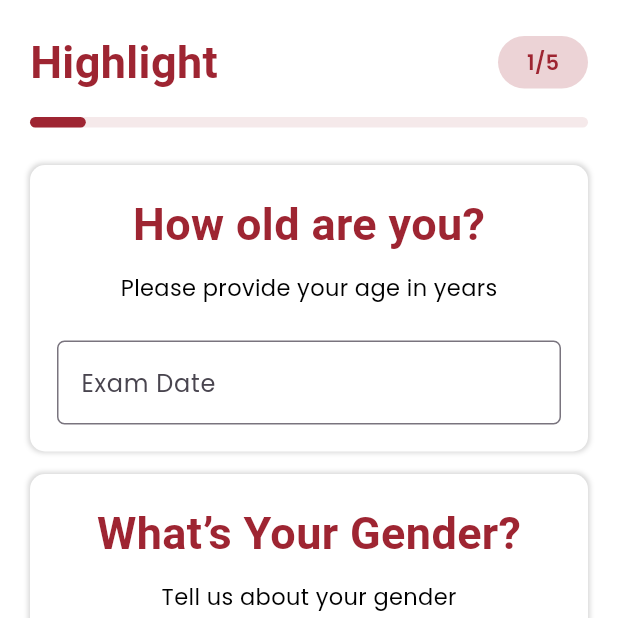
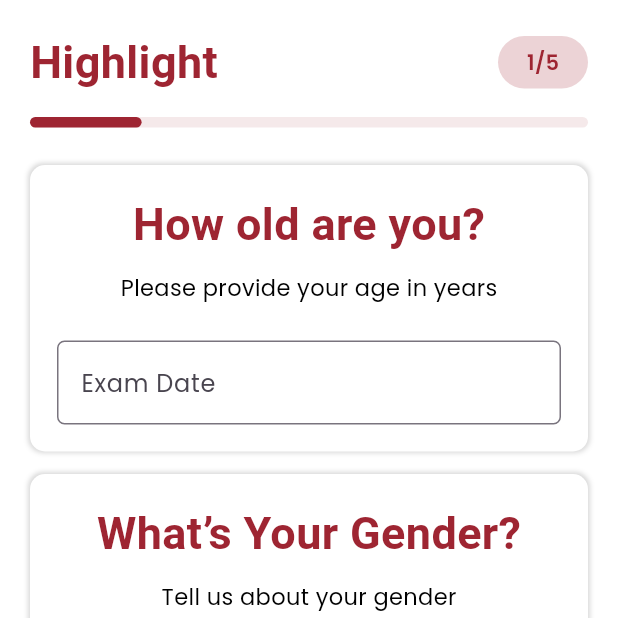
Before and after one commit to ADITHYANUNNI07/dating_app_Getx, a Flutter app: the UserDetailsScrn screen opened directly, after a tap on "Male", on a phone screen of 412 x 824 dp, the top half of it. Run offline on Flutter 3.47's test engine with Material 3 defaults, Android fonts, the phone set to English and light mode, and no system bars; our stand-ins replace email_validator, firebase_core, get, google_fonts, pinput; accounts and stored records are empty.

Commit message:
adding profile

```diff
--- a/lib/core/widget/widget.dart
+++ b/lib/core/widget/widget.dart
@@ -95,3 +95,65 @@ class TextFormWidget extends StatelessWidget {
     );
   }
 }
+
+class TextFormAreaWidget extends StatelessWidget {
+  const TextFormAreaWidget({
+    super.key,
+    required this.label,
+    this.controller,
+    this.validator,
+    required this.icon,
+    this.suffixicon,
+    this.suffixOnpress,
+    this.obscurebool = false,
+    this.onChanged,
+    this.hintText,
+    this.keyboardType,
+    this.suffixIconColor,
+  });
+  final String label;
+  final String? hintText;
+  final TextEditingController? controller;
+  final String? Function(String?)? validator;
+  final IconData icon;
+  final IconData? suffixicon;
+  final void Function()? suffixOnpress;
+  final void Function(String?)? onChanged;
+  final bool obscurebool;
+  final Color? suffixIconColor;
+  final TextInputType? keyboardType;
+  @override
+  Widget build(BuildContext context) {
+    return TextFormField(
+      keyboardType: keyboardType,
+      maxLines: 10,
+      style: const TextStyle(color: colorBlack),
+      onChanged: onChanged,
+      obscureText: obscurebool,
+      controller: controller,
+      decoration: InputDecoration(
+        filled: true,
+        fillColor: colorWhite,
+        suffixIcon: IconButton(
+          onPressed: suffixOnpress,
+          icon: Icon(
+            suffixicon,
+            color: suffixIconColor,
+          ),
+        ),
+        prefixIcon: Icon(icon),
+        labelText: label,
+        hintText: hintText,
+        focusedBorder: const OutlineInputBorder(
+          borderSide: BorderSide(
+            color: colorApp,
+          ),
+          borderRadius: BorderRadius.all(Radius.circular(5)),
+        ),
+        border: const OutlineInputBorder(
+            borderRadius: BorderRadius.all(Radius.circular(5))),
+      ),
+      validator: validator,
+    );
+  }
+}
--- a/lib/presentation/user details/screen_user_details.dart
+++ b/lib/presentation/user details/screen_user_details.dart
@@ -7,6 +7,7 @@ import 'package:dating_vista/presentation/user%20details/functions/fun_user_deta
 import 'package:dating_vista/presentation/user%20details/widget/widget_user_details.dart';
 import 'package:flutter/cupertino.dart';
 import 'package:flutter/material.dart';
+import 'package:get/get.dart';
 import 'package:google_fonts/google_fonts.dart';
 
 ValueNotifier<bool?> dobValuenotifier = ValueNotifier(null);
@@ -23,6 +24,8 @@ class UserDetailsScrn extends StatelessWidget {
   }
   DateTime? dobDate;
   final dobController = TextEditingController();
+  final jobController = TextEditingController();
+  final desController = TextEditingController();
   @override
   Widget build(BuildContext context) {
     return Container(
@@ -73,7 +76,7 @@ class UserDetailsScrn extends StatelessWidget {
                     builder: (context, highlightVal, _) {
                       return LinearProgressIndicator(
                         minHeight: 7,
-                        value: highlightVal.length * 0.1,
+                        value: highlightVal.length * 0.2,
                         backgroundColor: colorApp.withOpacity(0.1),
                         valueColor:
                             const AlwaysStoppedAnimation<Color>(colorApp),
@@ -300,14 +303,47 @@ class UserDetailsScrn extends StatelessWidget {
                   ),
                 ),
                 sizedBox25H,
-                const HighlightContWidget(
-                    title: 'Please provide your job',
-                    content: 'Select Our Current Position',
-                    widget: Column(
-                      children: [
-                        TextFormWidget(label: 'Find it', icon: Icons.search)
-                      ],
-                    ))
+                HighlightContWidget(
+                  title: 'Please provide your job',
+                  content: 'Select Our Current Position',
+                  widget: Column(
+                    children: [
+                      TextFormWidget(
+                        label: 'Enter Your Job',
+                        icon: Icons.work,
+                        controller: jobController,
+                        onChanged: (value) {
+                          jobChooseFN(jobController);
+                        },
+                      )
+                    ],
+                  ),
+                ),
+                sizedBox25H,
+                HighlightContWidget(
+                  title: "Who I'm ?",
+                  content: 'Please provide your details',
+                  widget: Column(
+                    children: [
+                      TextFormAreaWidget(
+                        label: 'Find it',
+                        icon: Icons.description,
+                        controller: desController,
+                        onChanged: (value) {
+                          desChooseFN(desController);
+                        },
+                      )
+                    ],
+                  ),
+                ),
+                sizedBox15H,
+                SizedBox(
+                  width: Get.width,
+                  child: ElevatedBtnWidget(
+                      onPressed: () {},
+                      btnColor: colorApp,
+                      title: 'Add Your Profile'.toUpperCase()),
+                )
               ],
             ),
           ),
```
Also changed, not shown: lib/presentation/user details/functions/fun_user_details.dart (+20 -0 lines).
